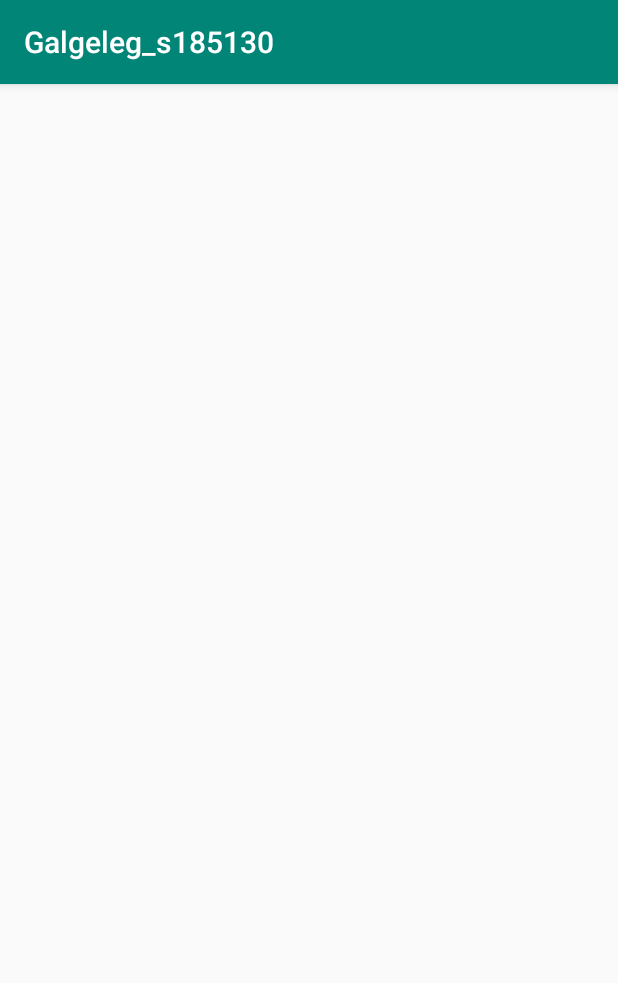
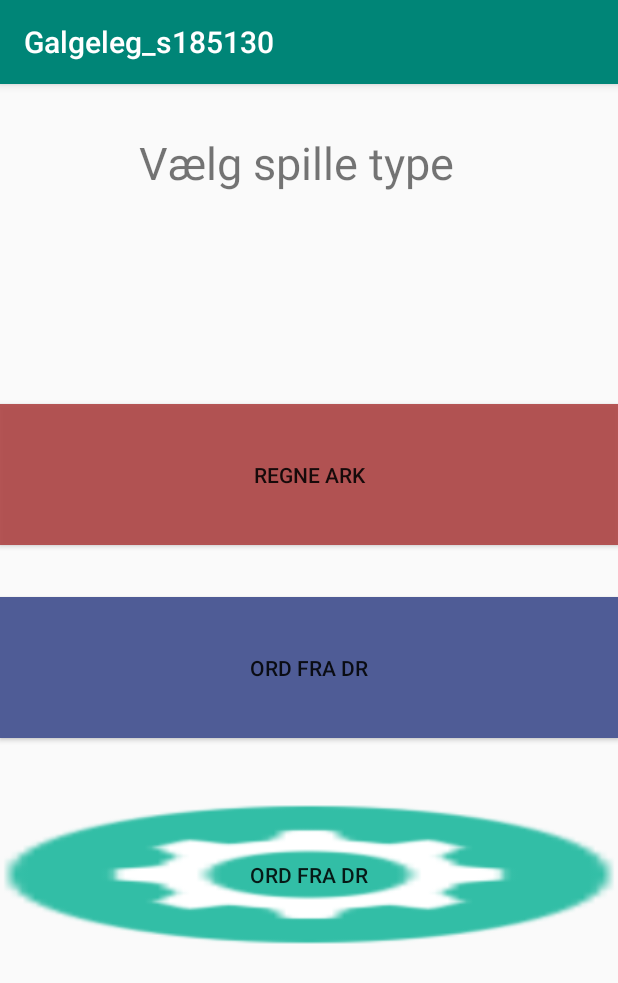
Before and after one commit to fredrikmejs/mobilapp_2, an Android app: the Choose_game screen opened directly, with no data from a screen before it, on a phone screen of 412 x 824 dp. Shown: the top 983 px of the screen. Run offline under Robolectric (Android 15) with nearby library versions, the phone set to English and light mode, and no system bars.

Commit message:
created Choose-game activity

```diff
--- a/app/src/main/res/layout/activity_choose_game.xml
+++ b/app/src/main/res/layout/activity_choose_game.xml
@@ -6,4 +6,53 @@
     android:layout_height="match_parent"
     tools:context=".Choose_game">
 
+    <Button
+        android:id="@+id/button_DR2"
+        android:layout_width="0dp"
+        android:layout_height="0dp"
+        android:layout_marginBottom="44dp"
+        android:background="#4F5C96"
+        android:text="Ord fra DR"
+        app:layout_constraintBottom_toTopOf="@+id/button_indstillinger"
+        app:layout_constraintEnd_toEndOf="parent"
+        app:layout_constraintStart_toStartOf="parent"
+        app:layout_constraintTop_toBottomOf="@+id/button_regneArk" />
+
+    <Button
+        android:id="@+id/button_regneArk"
+        android:layout_width="0dp"
+        android:layout_height="0dp"
+        android:layout_marginBottom="34dp"
+        android:background="#E4AF4545"
+        android:text="Regne ark"
+        app:layout_constraintBottom_toTopOf="@+id/button_DR2"
+        app:layout_constraintEnd_toEndOf="parent"
+        app:layout_constraintStart_toStartOf="parent"
+        app:layout_constraintTop_toBottomOf="@+id/textView" />
+
+    <TextView
+        android:id="@+id/textView"
+        android:layout_width="227dp"
+        android:layout_height="0dp"
+        android:layout_marginTop="32dp"
+        android:layout_marginBottom="87dp"
+        android:text="Vælg spille type"
+        android:textSize="30sp"
+        app:layout_constraintBottom_toTopOf="@+id/button_regneArk"
+        app:layout_constraintEnd_toEndOf="parent"
+        app:layout_constraintStart_toStartOf="parent"
+        app:layout_constraintTop_toTopOf="parent" />
+
+    <Button
+        android:id="@+id/button_indstillinger"
+        android:layout_width="0dp"
+        android:layout_height="0dp"
+        android:layout_marginBottom="194dp"
+        android:background="@drawable/icons8-settings-64"
+        android:text="Ord fra DR"
+        app:layout_constraintBottom_toBottomOf="parent"
+        app:layout_constraintEnd_toEndOf="parent"
+        app:layout_constraintStart_toStartOf="parent"
+        app:layout_constraintTop_toBottomOf="@+id/button_DR2" />
+
 </androidx.constraintlayout.widget.ConstraintLayout>
```
Also changed, not shown: app/src/main/res/drawable/icons8-settings-64.png (added).
